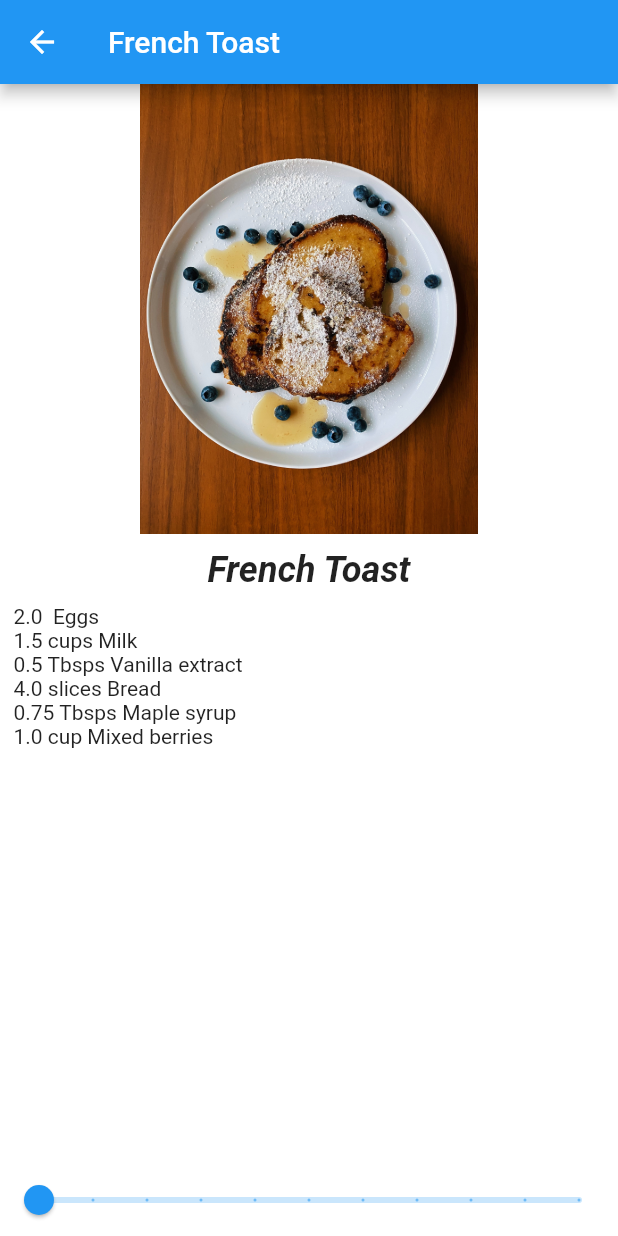
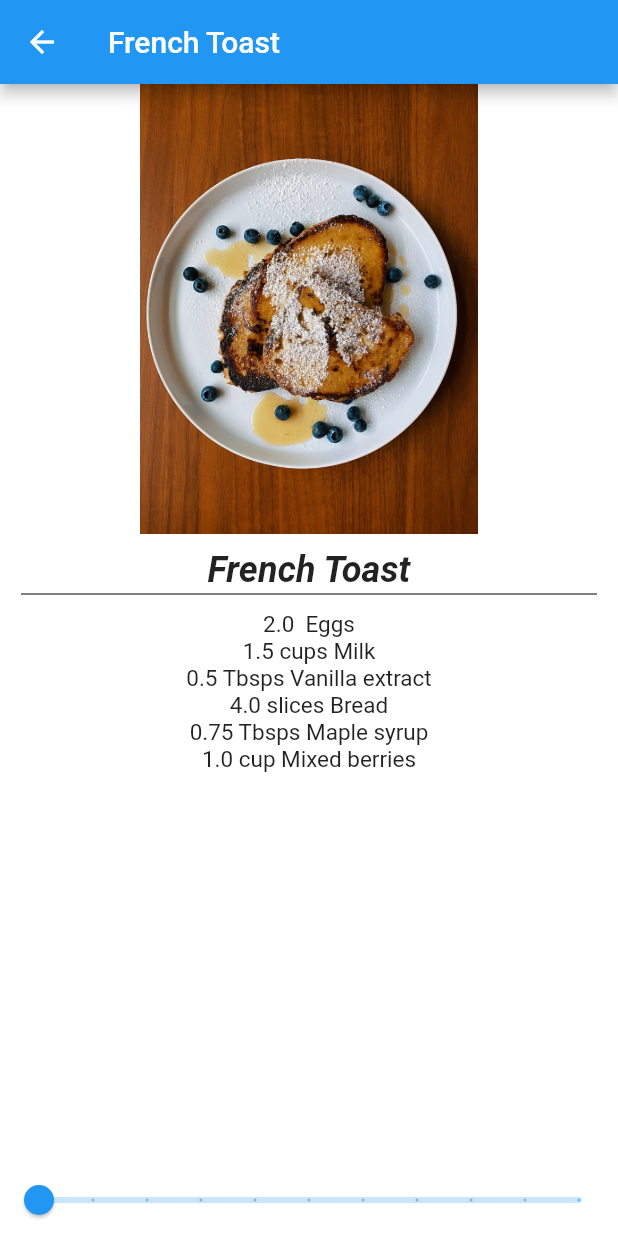
Before and after one commit to jsu-on-the-web/recipebook, a Flutter app: the screen it shows after launch, after a tap on "French Toast", on a phone screen of 412 x 824 dp. Run offline on Flutter 3.47's test engine with Material 2 defaults, Android fonts, the phone set to English and light mode, and no system bars.

Commit message:
A bit of styling of the detail page

```diff
--- a/lib/recipe_detail_page.dart
+++ b/lib/recipe_detail_page.dart
@@ -54,6 +54,13 @@ class _RecipeDetailState extends State<RecipeDetail> {
               ),
             ),
 
+            const Divider(
+              height: 4,
+              color: Colors.black,
+              endIndent: 14,
+              indent: 14,
+            ),
+
             // Display Ingredients
             Expanded(
               child: ListView.builder(
@@ -63,6 +70,10 @@ class _RecipeDetailState extends State<RecipeDetail> {
                   final ingredient = widget.recipe.ingredients[index];
                   return Text(
                     '${ingredient.quantity * _sliderVal} ${ingredient.measure} ${ingredient.name}',
+                    style: const TextStyle(
+                      fontSize: 15,
+                    ),
+                    textAlign: TextAlign.center,
                   );
                 },
               ),
```
